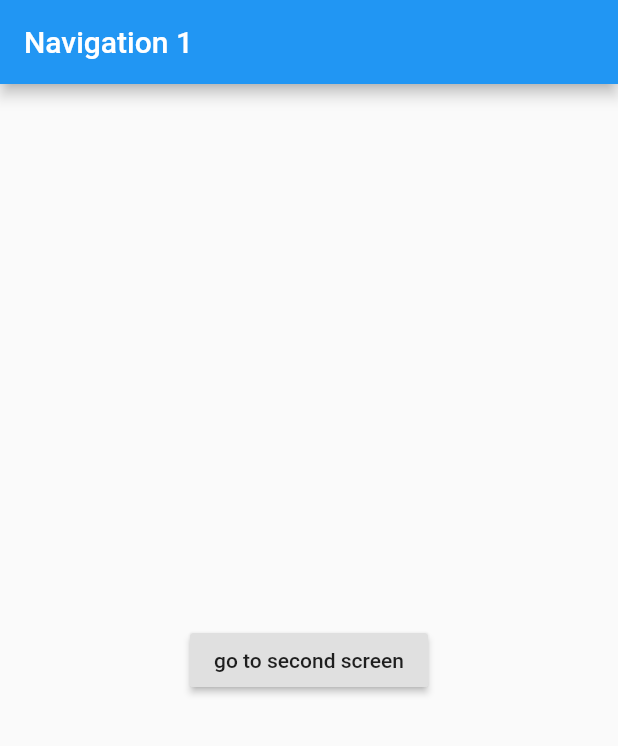
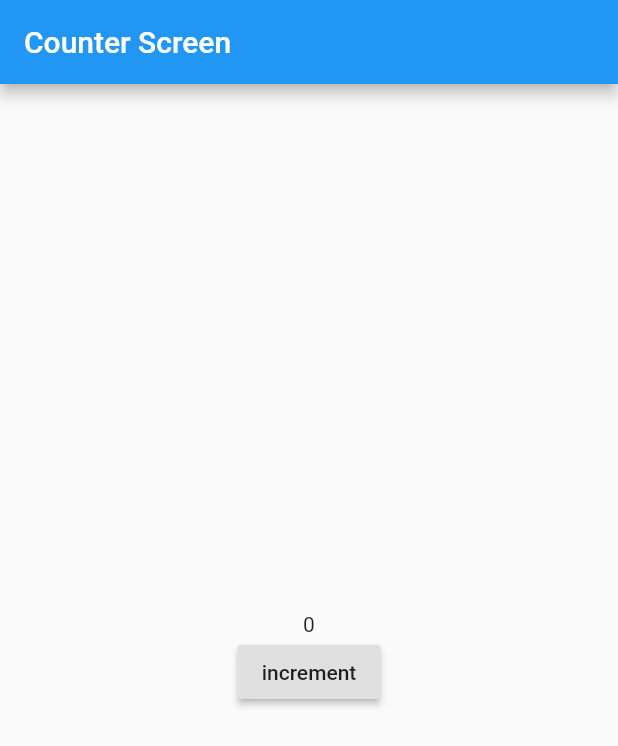
Before and after one commit to Abdalqader27/GetX-Tutorial, a Flutter app: the screen it shows after launch, on a phone screen of 412 x 824 dp. Shown: the top 746 px of the screen. Run offline on Flutter 3.47's test engine with Material 2 defaults, Android fonts, the phone set to English and light mode, and no system bars; our stand-ins replace get.

Commit message:
counter with obx()

```diff
--- a/lib/main.dart
+++ b/lib/main.dart
@@ -1,6 +1,8 @@
 import 'package:flutter/material.dart';
 import 'package:get/get.dart';
 import 'package:getx_tutorial/navigation/navigation-first-screen.dart';
+
+import 'reactive-state-manager/counter-screen.dart';
 
 void main() => runApp(MyApp());
 
@@ -8,7 +10,8 @@ class MyApp extends StatelessWidget {
   @override
   Widget build(BuildContext context) {
     return GetMaterialApp(
-      home: NavigationFirstScreen(),
+     // home: NavigationFirstScreen(),
+      home: CounterScreen(),
     );
   }
 }
--- /dev/null
+++ b/lib/reactive-state-manager/counter-screen.dart
@@ -0,0 +1,24 @@
+import 'package:flutter/material.dart';
+import 'package:get/get.dart';
+
+// ignore: must_be_immutable
+class CounterScreen extends StatelessWidget {
+  var count = 0.obs;
+
+  void increment() => count++;
+
+  @override
+  Widget build(BuildContext context) {
+    print("rebuild");
+    return Scaffold(
+      appBar: AppBar(title: Text("Counter Screen ")),
+      body: Center(
+        child: Column(
+          mainAxisAlignment: MainAxisAlignment.center,
+          crossAxisAlignment: CrossAxisAlignment.center,
+          children: [Obx(() => Text(count.toString())), RaisedButton(child: Text("increment"), onPressed: () => increment())],
+        ),
+      ),
+    );
+  }
+}
```
